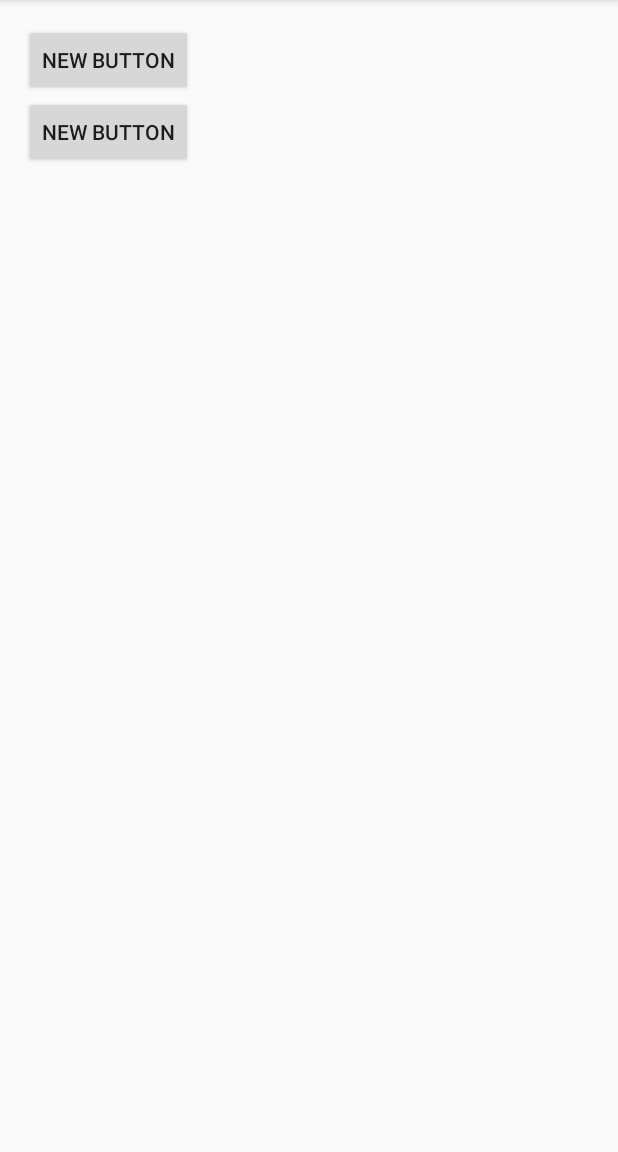
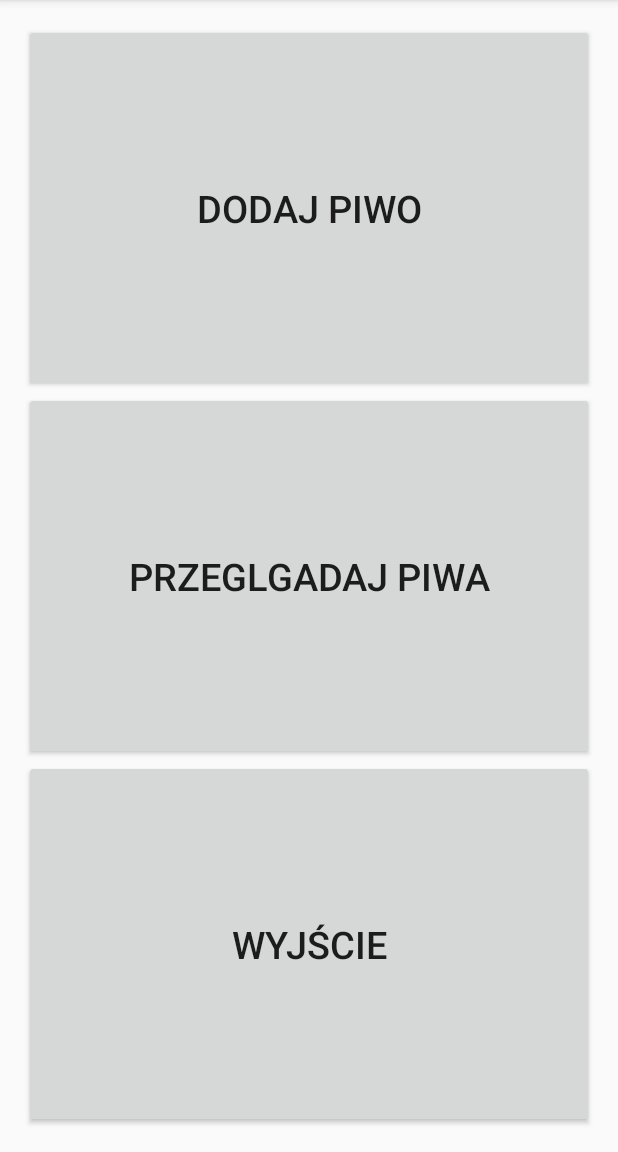
Before and after one commit to R4sz/RankingBeers, an Android app: the screen it shows after launch (MainActivity), on a phone screen of 412 x 824 dp, the part 84-1236 px from its top. Run offline under Robolectric (Android 15) with nearby library versions, the phone set to English and light mode, and no system bars.

Commit message:
added 3 buttons

```diff
--- a/app/src/main/res/layout/activity_main.xml
+++ b/app/src/main/res/layout/activity_main.xml
@@ -1,5 +1,5 @@
 <?xml version="1.0" encoding="utf-8"?>
-<RelativeLayout xmlns:android="http://schemas.android.com/apk/res/android"
+<LinearLayout xmlns:android="http://schemas.android.com/apk/res/android"
     xmlns:tools="http://schemas.android.com/tools"
     android:layout_width="match_parent"
     android:layout_height="match_parent"
@@ -7,22 +7,30 @@
     android:paddingLeft="@dimen/activity_horizontal_margin"
     android:paddingRight="@dimen/activity_horizontal_margin"
     android:paddingTop="@dimen/activity_vertical_margin"
-    tools:context="com.rank.beer.rankingbeers.MainActivity">
+    tools:context="com.rank.beer.rankingbeers.MainActivity"
+    android:orientation="vertical">
 
 
     <Button
-        android:layout_width="wrap_content"
-        android:layout_height="wrap_content"
-        android:text="New Button"
-        android:id="@+id/button"
-        android:layout_alignParentTop="true"
-        android:layout_alignParentStart="true" />
+        android:layout_width="fill_parent"
+        android:layout_height="fill_parent"
+        android:text="Dodaj Piwo"
+        android:id="@+id/addBeer"
+        android:layout_weight="1"
+        android:textSize="25dp"/>
 
     <Button
-        android:layout_width="wrap_content"
-        android:layout_height="wrap_content"
-        android:text="New Button"
-        android:id="@+id/button2"
-        android:layout_below="@+id/button"
-        android:layout_alignParentStart="true" />
-</RelativeLayout>
+        android:layout_width="fill_parent"
+        android:layout_height="fill_parent"
+        android:layout_weight="1"
+        android:text="Przeglgadaj piwa"
+        android:id="@+id/listBeers"
+        android:textSize="25dp"/>
+    <Button
+        android:layout_width="fill_parent"
+        android:layout_height="fill_parent"
+        android:layout_weight="1"
+        android:text="Wyjście"
+        android:id="@+id/exit"
+        android:textSize="25dp"/>
+</LinearLayout>
```
